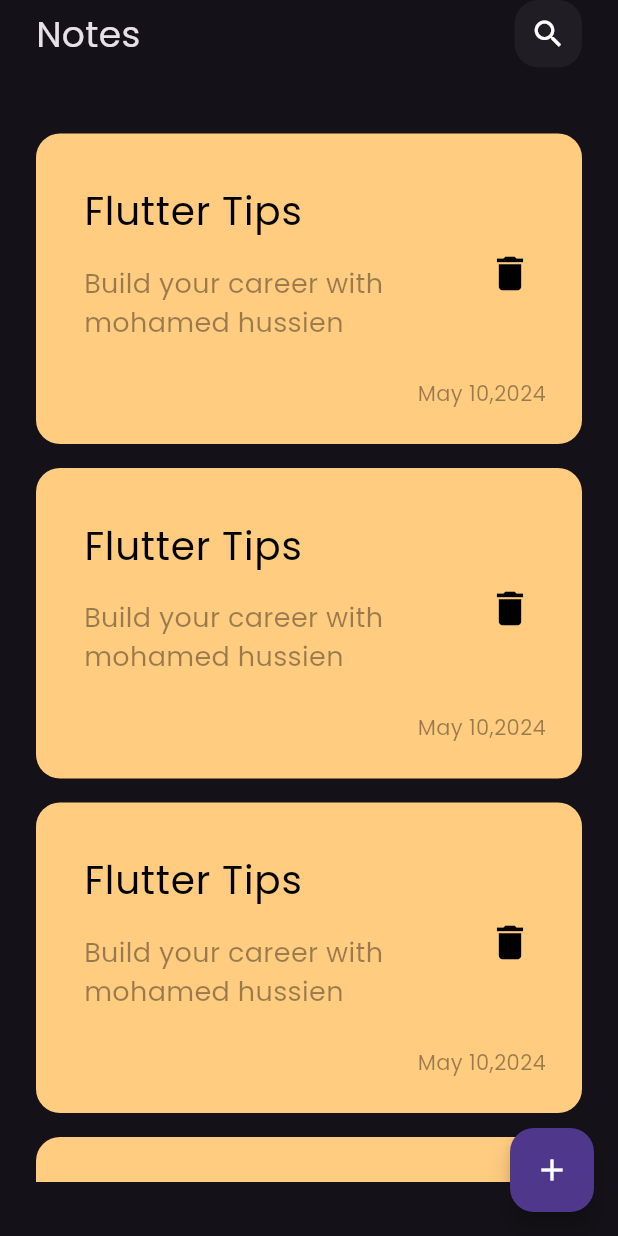
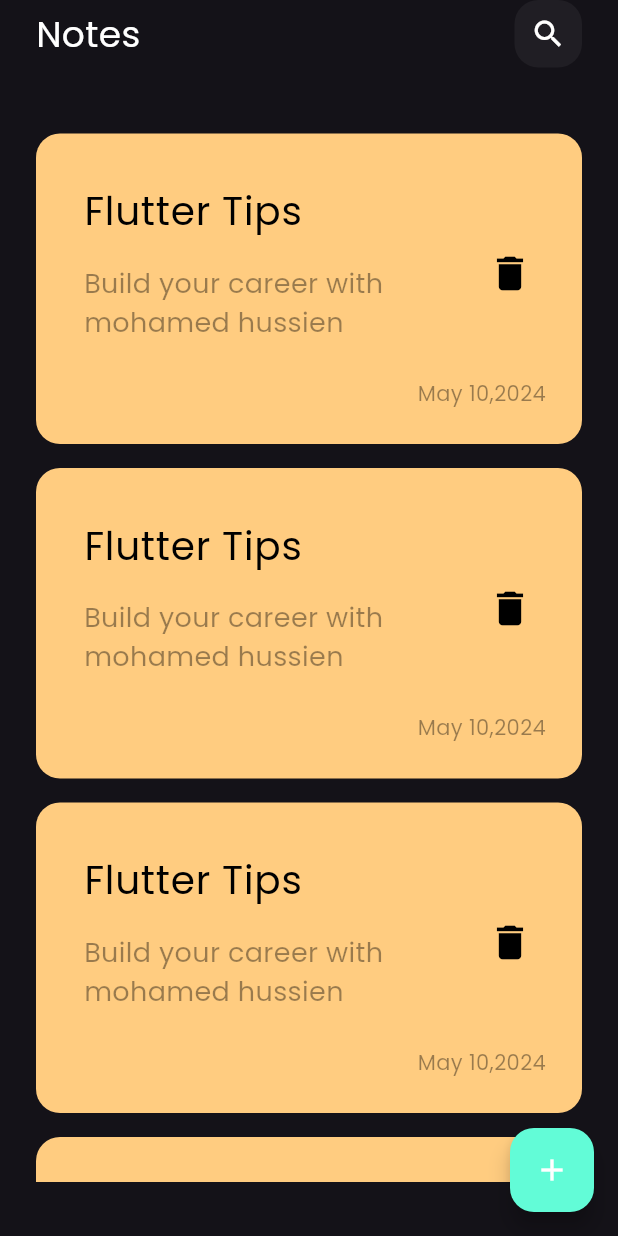
Before and after one commit to Mohamed-Husien/notes_app2, a Flutter app: the screen it shows after launch, on a phone screen of 412 x 824 dp. Run offline on Flutter 3.47's test engine with Material 3 defaults, Android fonts, the phone set to English and light mode, and no system bars.

Commit message:
add custom appbar to edit note view

```diff
--- a/lib/views/edite_note_view.dart
+++ b/lib/views/edite_note_view.dart
@@ -1,8 +1,8 @@
 import 'package:flutter/material.dart';
 import 'package:note_app/widgets/edit_note_view_body.dart';
 
-class MyWidget extends StatelessWidget {
-  const MyWidget({super.key});
+class EditNoteView extends StatelessWidget {
+  const EditNoteView({super.key});
 
   @override
   Widget build(BuildContext context) {
--- a/lib/views/notes_view.dart
+++ b/lib/views/notes_view.dart
@@ -1,4 +1,5 @@
 import 'package:flutter/material.dart';
+import 'package:note_app/constants.dart';
 import 'package:note_app/widgets/add_note_bottom_sheet.dart';
 import 'package:note_app/widgets/notes_view_body.dart';
 
@@ -9,6 +10,7 @@ class NotesView extends StatelessWidget {
   Widget build(BuildContext context) {
     return Scaffold(
       floatingActionButton: FloatingActionButton(
+        backgroundColor: kPrimaryColor,
         onPressed: () {
           showModalBottomSheet(
             shape: RoundedRectangleBorder(
--- a/lib/widgets/custom_appbar.dart
+++ b/lib/widgets/custom_appbar.dart
@@ -2,23 +2,27 @@ import 'package:flutter/material.dart';
 import 'package:note_app/widgets/custom_saerch_icon.dart';
 
 class CustomAppbar extends StatelessWidget {
-  const CustomAppbar({super.key});
-
+  const CustomAppbar({super.key, required this.title, required this.icon});
+  final String title;
+  final IconData icon;
   @override
   Widget build(BuildContext context) {
-    return const Row(
+    return Row(
       mainAxisAlignment: MainAxisAlignment.spaceBetween,
       children: [
         // SizedBox(
         //   height: 84,
         // ),
         Text(
-          'Notes',
-          style: TextStyle(
+          title,
+          style: const TextStyle(
+            color: Colors.white,
             fontSize: 24,
           ),
         ),
-        SearchIcon(),
+        SearchIcon(
+          icon: icon,
+        ),
       ],
     );
   }
--- a/lib/widgets/custom_saerch_icon.dart
+++ b/lib/widgets/custom_saerch_icon.dart
@@ -1,8 +1,8 @@
 import 'package:flutter/material.dart';
 
 class SearchIcon extends StatelessWidget {
-  const SearchIcon({super.key});
-
+  const SearchIcon({super.key, required this.icon});
+  final IconData icon;
   @override
   Widget build(BuildContext context) {
     return Container(
@@ -12,9 +12,9 @@ class SearchIcon extends StatelessWidget {
         color: Colors.white.withOpacity(0.05),
         borderRadius: BorderRadius.circular(16),
       ),
-      child: const Center(
+      child: Center(
         child: Icon(
-          Icons.search,
+          icon,
           color: Colors.white,
         ),
       ),
--- a/lib/widgets/notes_item.dart
+++ b/lib/widgets/notes_item.dart
@@ -1,5 +1,5 @@
 import 'package:flutter/material.dart';
-import 'package:note_app/widgets/edit_note_view_body.dart';
+import 'package:note_app/views/edite_note_view.dart';
 
 class NotesItem extends StatelessWidget {
   const NotesItem({super.key});
@@ -12,7 +12,7 @@ class NotesItem extends StatelessWidget {
           context,
           MaterialPageRoute(
             builder: (context) {
-              return const EditNoteViewBody();
+              return const EditNoteView();
             },
           ),
         );
--- a/lib/widgets/notes_view_body.dart
+++ b/lib/widgets/notes_view_body.dart
@@ -1,6 +1,5 @@
 import 'package:flutter/material.dart';
 import 'package:note_app/widgets/custom_appbar.dart';
-import 'package:note_app/widgets/notes_item.dart';
 import 'package:note_app/widgets/notes_list_view.dart';
 
 class NotesViewBody extends StatelessWidget {
@@ -13,7 +12,10 @@ class NotesViewBody extends StatelessWidget {
       child: SafeArea(
         child: Column(
           children: [
-            CustomAppbar(),
+            CustomAppbar(
+              title: "Notes",
+              icon: Icons.search,
+            ),
             Expanded(child: NotesListView()),
           ],
         ),
```
Also changed, not shown: lib/widgets/edit_note_view_body.dart (+14 -1 lines).
